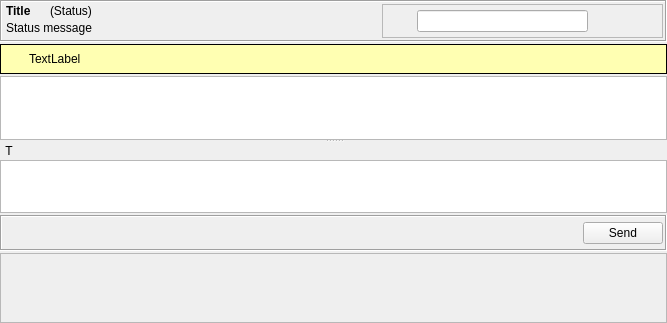
RetroShare/RetroShare, file retroshare-gui/src/gui/chat/ChatWidget.ui: the form before one commit.
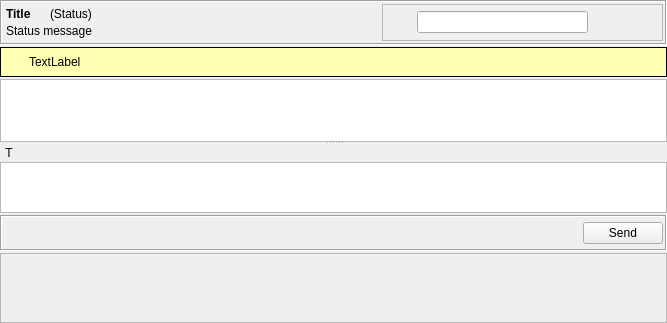
The form after the commit. Icons and pictures are not drawn. Custom widgets are drawn as their Qt base class.

Commit message: Set a Text Alignment when Status Label is hided/shown.

Patch:
```diff
--- a/retroshare-gui/src/gui/chat/ChatWidget.ui
+++ b/retroshare-gui/src/gui/chat/ChatWidget.ui
@@ -43,7 +43,7 @@
            <number>2</number>
           </property>
           <property name="topMargin">
-           <number>0</number>
+           <number>3</number>
           </property>
           <property name="rightMargin">
            <number>3</number>
@@ -98,7 +98,7 @@
           <property name="sizeHint" stdset="0">
            <size>
             <width>40</width>
-            <height>20</height>
+            <height>28</height>
            </size>
           </property>
          </spacer>
```
Left out of the diff: 8 changed lines with no effect on the pictures. The commit also changes 1 other file.
